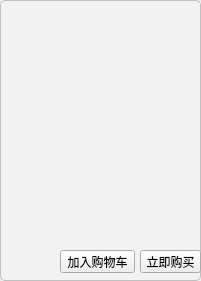
The window that ME/CommunityCanteenSys/Tools/DishShowBar/dishshowbar.ui (JoyJeeo/-) describes before a commit, drawn with Qt 5.
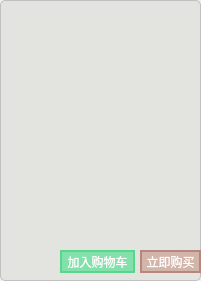
The same window after the commit. Custom widgets are drawn as their Qt base class.

```diff
--- a/ME/CommunityCanteenSys/Tools/DishShowBar/dishshowbar.ui
+++ b/ME/CommunityCanteenSys/Tools/DishShowBar/dishshowbar.ui
@@ -28,7 +28,7 @@
    <property name="styleSheet">
     <string notr="true">#topWin
 {    
-	background-color: #f2f2f2; /* 设置背景颜色 */
+	background-color: rgb(179,179,164,20%); /* 设置背景颜色 */
     border: 1px solid #c0c0c0; /* 设置边框 */
     border-radius: 5px; /* 设置圆角 */
     padding: 5px 10px; /* 设置内边距 */
@@ -44,7 +44,22 @@
      </rect>
     </property>
     <property name="styleSheet">
-     <string notr="true"/>
+     <string notr="true">QPushButton {
+    background-color: #d2b4a9; /* 设置背景颜色为浅棕色 */
+    color: #ffffff; /* 设置文字颜色为白色 */
+    border-radius: 20px; /* 设置边框为20像素的圆角 */
+    border: 2px solid #b5877e; /* 设置边框颜色为深棕色 */
+}
+
+    /* 悬停样式 */
+    QPushButton:hover {
+        background-color: #b5877e; /* 设置悬停时的背景颜色 */
+    }
+
+    /* 按下样式 */
+    QPushButton:pressed {
+        background-color: #935f4f; /* 设置按下时的背景颜色 */
+    }</string>
     </property>
     <property name="text">
      <string>立即购买</string>
@@ -59,6 +74,23 @@
       <height>23</height>
      </rect>
     </property>
+    <property name="styleSheet">
+     <string notr="true">QPushButton {
+    background-color: #82e0aa; /* 设置背景颜色为浅绿色 */
+    color: #ffffff; /* 设置文字颜色为白色 */
+    border-radius: 20px; /* 设置边框为20像素的圆角 */
+    border: 2px solid #58d68d; /* 设置边框颜色为浅绿色 */
+}
+    /* 悬停样式 */
+    QPushButton:hover {
+        background-color: #58d68d; /* 设置悬停时的背景颜色 */
+    }
+
+    /* 按下样式 */
+    QPushButton:pressed {
+        background-color: #2ecc71; /* 设置按下时的背景颜色 */
+    }</string>
+    </property>
     <property name="text">
      <string>加入购物车</string>
     </property>
@@ -96,6 +128,13 @@
     <layout class="QVBoxLayout" name="verticalLayout">
      <item>
       <widget class="QLabel" name="Dish_lab">
+       <property name="font">
+        <font>
+         <pointsize>9</pointsize>
+         <weight>50</weight>
+         <bold>false</bold>
+        </font>
+       </property>
        <property name="styleSheet">
         <string notr="true">QLabel {
     background-color: transparent; /* 设置背景色为透明 */
```
